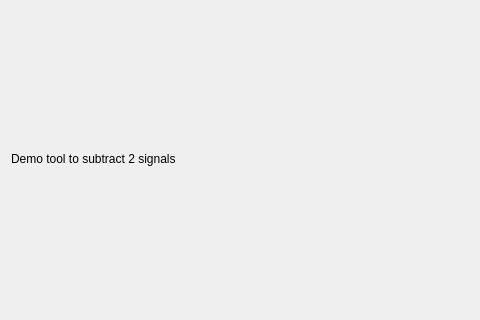
Above: tools/ExampleToolsPackage/SignalGeneratorV2/IntroStep/Ui_IntroStep.ui from vrivest/snooz-package-VR before the change; both pictures show x 0 to 480 and y 130 to 450 of the 735 by 577 pixel window. Below: the same form after it.
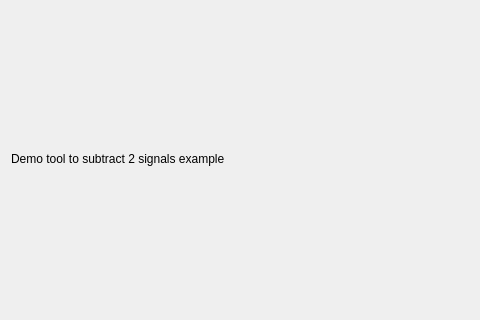
That is the form after the change.

```diff
--- a/tools/ExampleToolsPackage/SignalGeneratorV2/IntroStep/Ui_IntroStep.ui
+++ b/tools/ExampleToolsPackage/SignalGeneratorV2/IntroStep/Ui_IntroStep.ui
@@ -23,7 +23,7 @@
    <item>
     <widget class="QLabel" name="label">
      <property name="text">
-      <string>Demo tool to subtract 2 signals</string>
+      <string>Demo tool to subtract 2 signals example</string>
      </property>
     </widget>
    </item>
```
